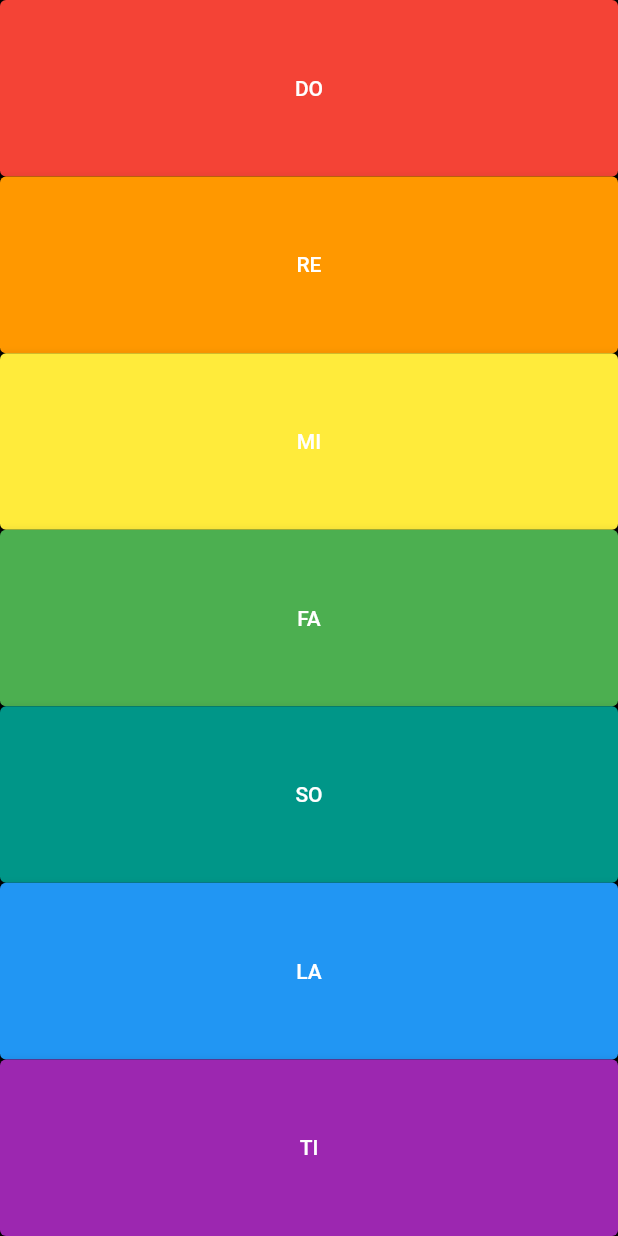
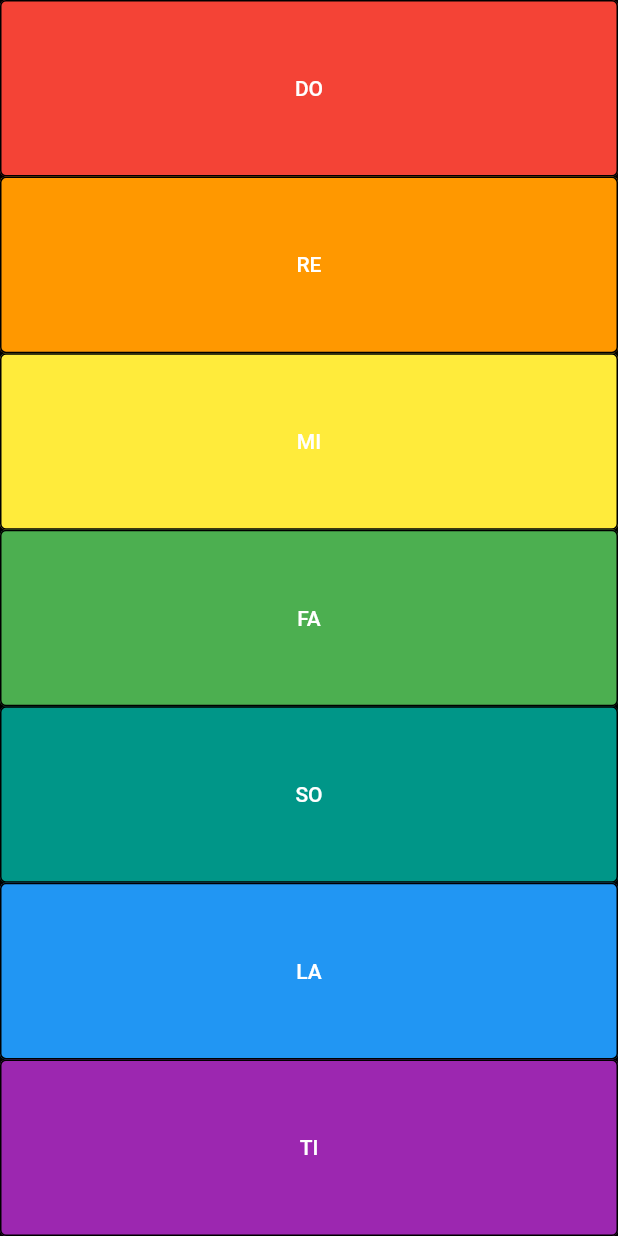
Before and after one commit to NowoCodes/Xylophone, a Flutter app: the screen it shows after launch, on a phone screen of 412 x 824 dp. Run offline on Flutter 3.47's test engine with Material 2 defaults, Android fonts, the phone set to English and light mode, and no system bars; our stand-ins replace audioplayers.

Commit message:
Refactored, Changed Button

```diff
--- a/lib/main.dart
+++ b/lib/main.dart
@@ -4,9 +4,30 @@ import 'package:audioplayers/audio_cache.dart';
 void main() => runApp(XylophoneApp());
 
 class XylophoneApp extends StatelessWidget {
-  void playSound(int soundNumber) {
-    final player = AudioCache();
-    player.play('note$soundNumber.wav');
+  @override
+  Widget build(BuildContext context) {
+    return MaterialApp(
+      debugShowCheckedModeBanner: false,
+      home: Scaffold(
+        backgroundColor: Colors.black,
+        body: Xylo(),
+      ),
+    );
+  }
+}
+
+class Xylo extends StatefulWidget {
+  @override
+  _XyloState createState() => _XyloState();
+}
+
+class _XyloState extends State<Xylo> {
+  @override
+  Widget build(BuildContext context) {
+    return SafeArea(
+      child: bodyUI(),
+    );
+  }
 }
 
 Expanded buildKey({Color color, int soundNumber, String note}) {
@@ -14,7 +35,7 @@ class XylophoneApp extends StatelessWidget {
     child: ElevatedButton(
       style: ElevatedButton.styleFrom(
         primary: color,
-          elevation: 6.0,
+        side: BorderSide()
       ),
       onPressed: () {
         playSound(soundNumber);
@@ -24,12 +45,8 @@ class XylophoneApp extends StatelessWidget {
   );
 }
 
-  @override
-  Widget build(BuildContext context) {
-    return MaterialApp(
-      home: Scaffold(
-        backgroundColor: Colors.black,
-        body: SafeArea(
+SafeArea bodyUI() {
+  return SafeArea(
     child: Column(
       crossAxisAlignment: CrossAxisAlignment.stretch,
       children: <Widget>[
@@ -42,8 +59,10 @@ class XylophoneApp extends StatelessWidget {
         buildKey(color: Colors.purple, soundNumber: 7, note: 'TI'),
       ],
     ),
-        ),
-      ),
   );
 }
+
+void playSound(int soundNumber) {
+  final player = AudioCache();
+  player.play('note$soundNumber.wav');
 }
```
Lines whose indentation alone changed are shown as unchanged.
